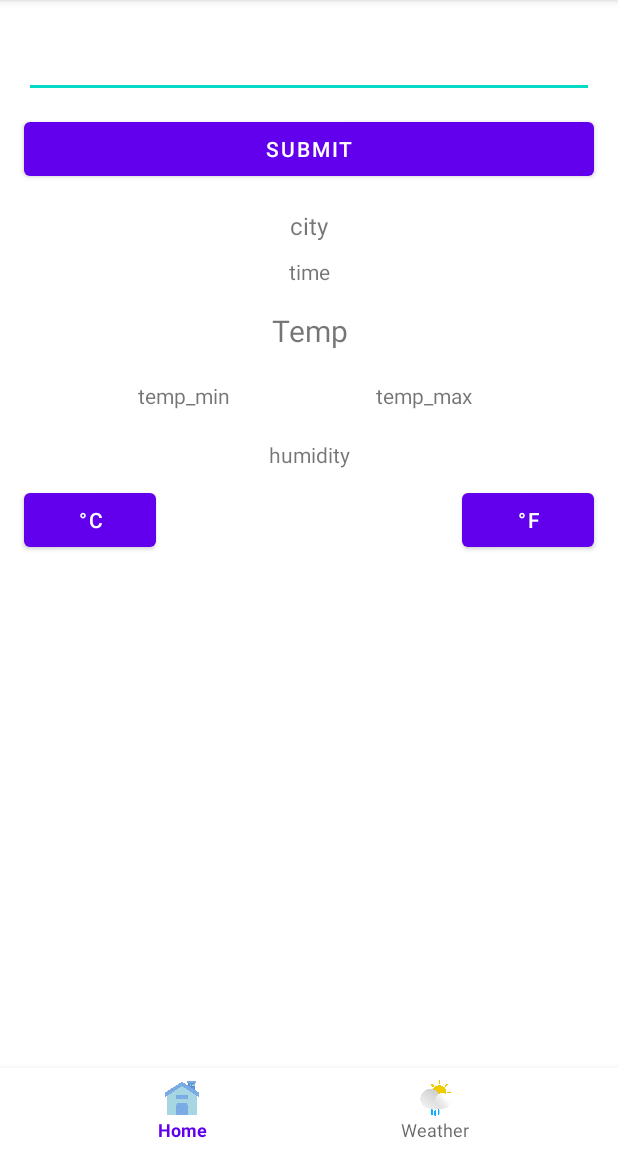
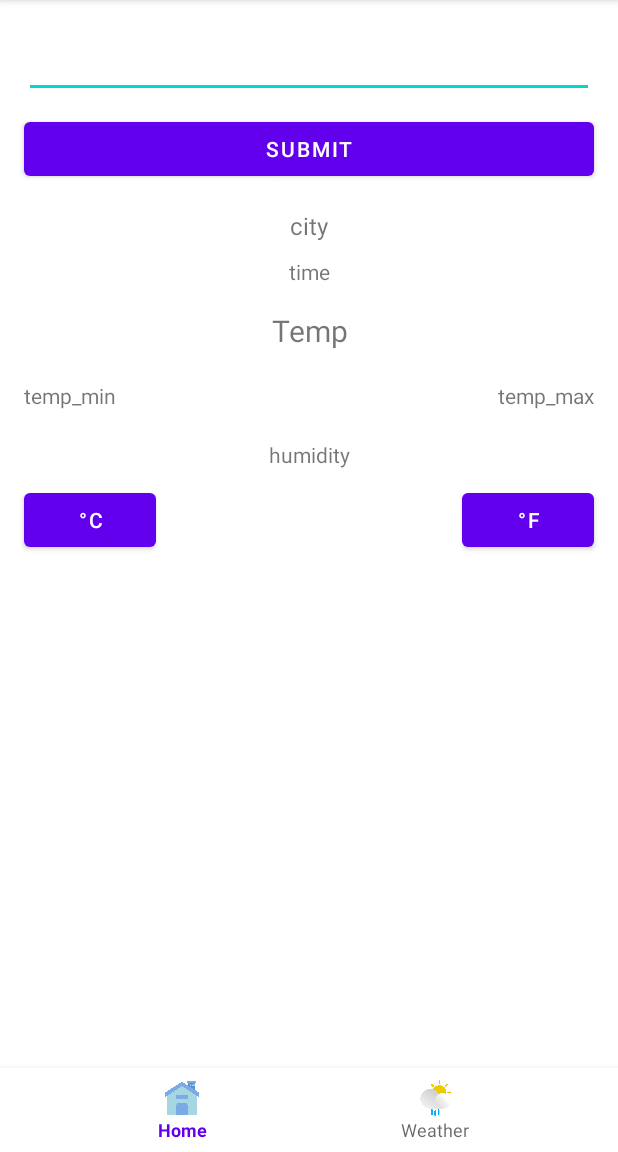
Before and after one commit to Wanchai144/test-project, an Android app: the screen it shows after launch (MainActivity), on a phone screen of 412 x 824 dp, the part 84-1236 px from its top. Run offline under Robolectric (Android 15) with nearby library versions, the light colour scheme and no system bars; our stand-ins replace Dagger/Hilt's generated code, data binding; libraries missing offline, so code that uses them is left out: com.karumi.dexter; 1 statement that could not run was skipped.

Commit message:
Weather project release

```diff
--- a/app/src/main/res/layout/fragment_main.xml
+++ b/app/src/main/res/layout/fragment_main.xml
@@ -79,25 +79,35 @@
         app:layout_constraintTop_toBottomOf="@+id/tv_date_time" />
 
 
-    <TextView
-        android:id="@+id/tv_temp_min"
-        android:layout_width="wrap_content"
-        android:layout_height="wrap_content"
-        android:layout_marginStart="92dp"
-        android:layout_marginTop="20dp"
-        android:text="temp_min"
+
+    <LinearLayout
         app:layout_constraintStart_toStartOf="parent"
-        app:layout_constraintTop_toBottomOf="@+id/tv_temp" />
+        app:layout_constraintTop_toBottomOf="@+id/tv_temp"
+        app:layout_constraintEnd_toEndOf="parent"
+        android:id="@+id/view_temp"
+        android:layout_width="match_parent"
+        android:layout_height="wrap_content">
 
-    <TextView
-        android:id="@+id/tv_temp_max"
-        android:layout_width="wrap_content"
-        android:layout_height="wrap_content"
-        android:layout_marginTop="20dp"
-        android:text="temp_max"
-        app:layout_constraintEnd_toEndOf="parent"
-        app:layout_constraintStart_toEndOf="@+id/tv_temp_min"
-        app:layout_constraintTop_toBottomOf="@+id/tv_temp" />
+        <TextView
+            android:layout_weight="1"
+            android:id="@+id/tv_temp_min"
+            android:layout_marginStart="16dp"
+            android:layout_width="match_parent"
+            android:layout_height="wrap_content"
+            android:layout_marginTop="20dp"
+            android:text="temp_min" />
+
+        <TextView
+            android:layout_weight="1"
+            android:id="@+id/tv_temp_max"
+            android:layout_marginEnd="16dp"
+            android:gravity="end"
+            android:layout_width="match_parent"
+            android:layout_height="wrap_content"
+            android:layout_marginTop="20dp"
+            android:text="temp_max" />
+    </LinearLayout>
+
 
     <TextView
         android:id="@+id/tv_humidity"
@@ -107,7 +117,7 @@
         android:text="humidity"
         app:layout_constraintEnd_toEndOf="parent"
         app:layout_constraintStart_toStartOf="parent"
-        app:layout_constraintTop_toBottomOf="@+id/tv_temp_min" />
+        app:layout_constraintTop_toBottomOf="@+id/view_temp" />
 
 
 
--- a/app/src/main/res/layout/weather_item.xml
+++ b/app/src/main/res/layout/weather_item.xml
@@ -33,6 +33,7 @@
                     android:id="@+id/tv_time"
                     android:textColor="@color/black"
                     android:layout_gravity="center"
+                    android:textSize="14sp"
                     android:layout_marginStart="16dp"
                     android:layout_height="wrap_content"/>
 
@@ -45,7 +46,7 @@
                 <TextView
                     android:layout_width="wrap_content"
                     android:text="00.00 c"
-                    android:textSize="20sp"
+                    android:textSize="18sp"
                     android:id="@+id/tv_weather"
                     android:textColor="@color/black"
                     android:layout_gravity="center"
@@ -55,6 +56,7 @@
                 <TextView
                     android:layout_width="wrap_content"
                     android:text="humidity"
+                    android:textSize="14sp"
                     android:id="@+id/tv_humidity"
                     android:textColor="@color/black"
                     android:layout_gravity="center"
```
